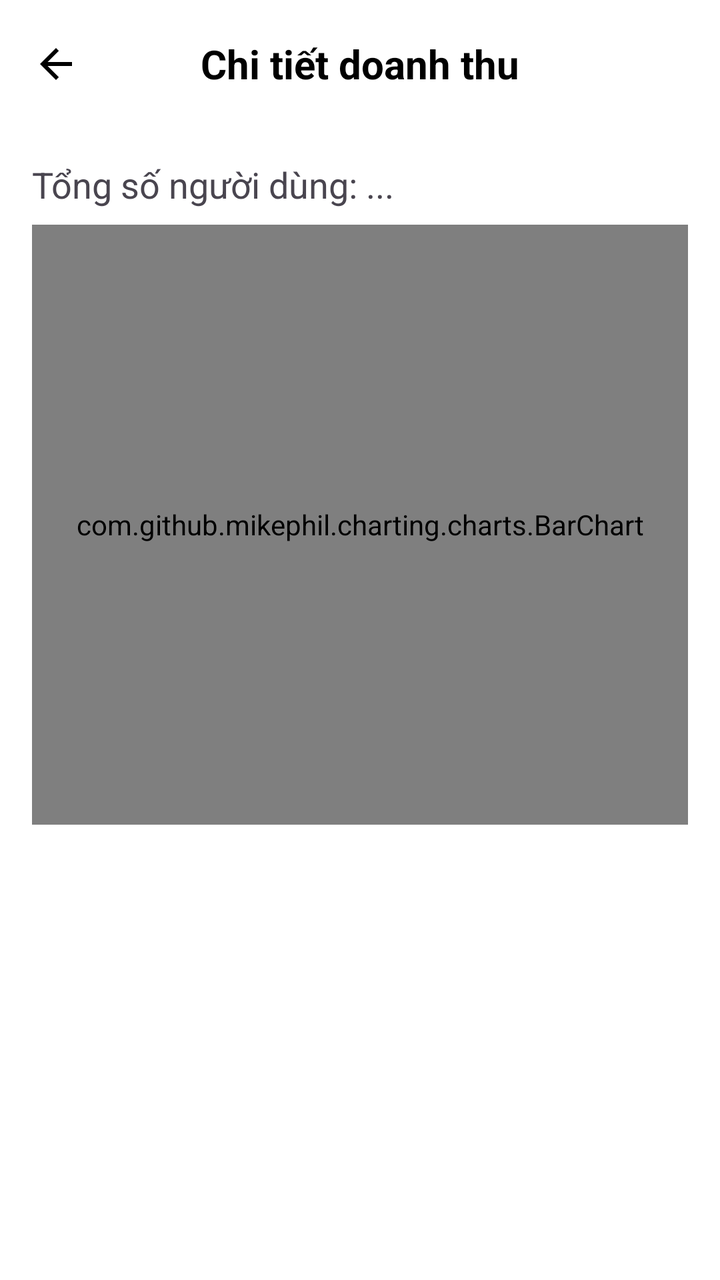
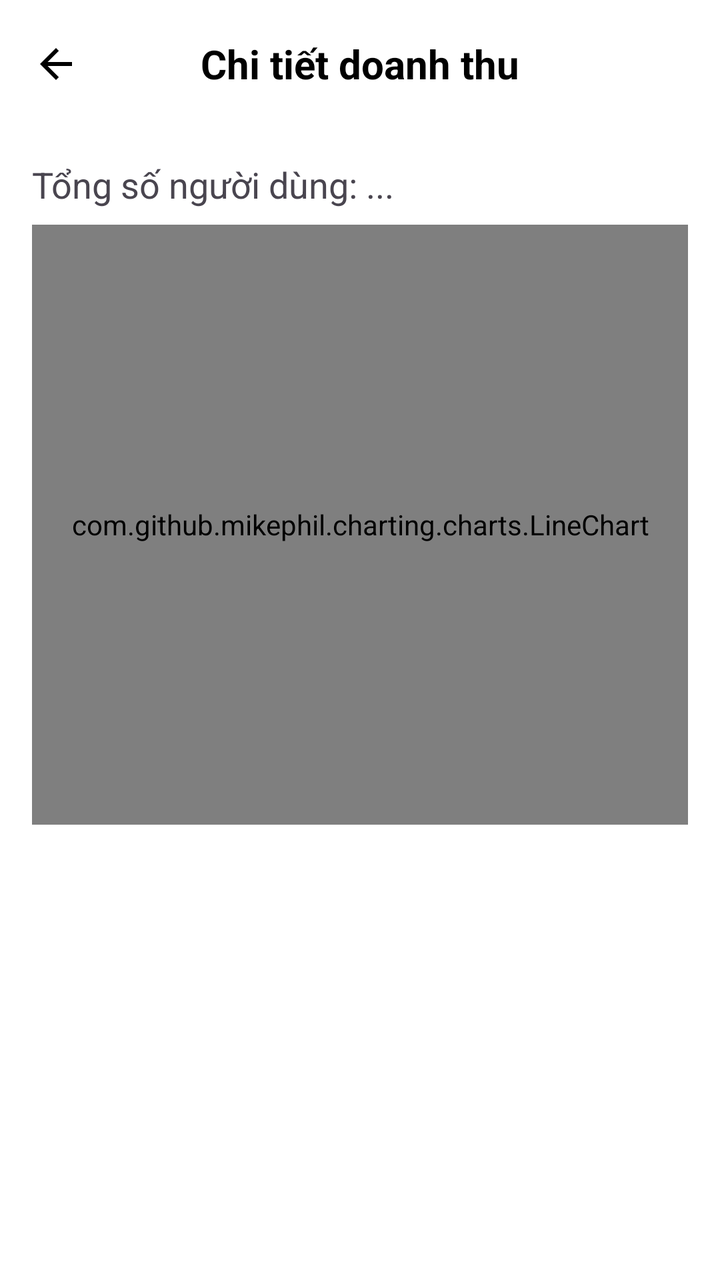

Before-and-after screenshots of an Android layout around one commit, followed by the original layout XML and the change that was made.
<!-- AndroidManifest.xml: application theme Theme.PRM392_Assignment_Food -->
<!-- res/layout/activity_admin_analytics.xml -->
<?xml version="1.0" encoding="utf-8"?>
<LinearLayout xmlns:android="http://schemas.android.com/apk/res/android"
    xmlns:app="http://schemas.android.com/apk/res-auto"
    android:layout_width="match_parent"
    android:layout_height="match_parent"
    android:orientation="vertical"
    android:background="@android:color/white">

    <com.google.android.material.appbar.AppBarLayout
        android:layout_width="match_parent"
        android:layout_height="wrap_content"
        android:background="@color/white"
        app:elevation="0dp">

        <androidx.appcompat.widget.Toolbar
            android:id="@+id/toolbar"
            android:layout_width="match_parent"
            android:layout_height="?attr/actionBarSize"
            app:navigationIcon="@drawable/ic_arrow_back">

            <TextView
                android:layout_width="wrap_content"
                android:layout_height="wrap_content"
                android:layout_gravity="center"
                android:text="Chi tiết doanh thu"
                android:textColor="@android:color/black"
                android:textSize="20sp"
                android:textStyle="bold" />
        </androidx.appcompat.widget.Toolbar>
    </com.google.android.material.appbar.AppBarLayout>

    <LinearLayout
        android:layout_width="match_parent"
        android:layout_height="match_parent"
        android:orientation="vertical"
        android:padding="16dp">

        <TextView
            android:id="@+id/tvTotalUsers"
            android:layout_width="wrap_content"
            android:layout_height="wrap_content"
            android:text="Tổng số người dùng: ..."
            android:textSize="18sp"
            android:layout_marginBottom="8dp"/>

        <com.github.mikephil.charting.charts.BarChart
            android:id="@+id/barChart"
            android:layout_width="match_parent"
            android:layout_height="300dp"/>
    </LinearLayout>

</LinearLayout>
<!-- resources referenced by this layout -->
<resources>
  <color name="white">#FFFFFF</color>
  <!-- drawable ic_arrow_back (drawable) -->
  <vector xmlns:android="http://schemas.android.com/apk/res/android"
      android:width="24dp"
      android:height="24dp"
      android:viewportWidth="24"
      android:viewportHeight="24">
      <path
          android:fillColor="#000000"
          android:pathData="M20,11H7.83l5.59,-5.59L12,4l-8,8 8,8 1.41,-1.41L7.83,13H20v-2z" />
  </vector>
  <style name="Theme.PRM392_Assignment_Food" parent="Base.Theme.PRM392_Assignment_Food" />
  <style name="Base.Theme.PRM392_Assignment_Food" parent="Theme.Material3.DayNight.NoActionBar">
          
          <item name="colorPrimary">@color/deep_orange</item>
          <item name="colorPrimaryVariant">@color/deep_orange</item>
          <item name="colorOnPrimary">@color/white</item>
          
          <item name="colorSecondary">@color/deep_orange</item>
          <item name="colorSecondaryVariant">@color/deep_orange</item>
          <item name="colorOnSecondary">@color/black</item>
          
          <item name="android:statusBarColor" tools:targetApi="l">?attr/colorPrimaryVariant</item>
          
      </style>
  <color name="deep_orange">#FF7622</color>
  <color name="black">#000000</color>
</resources>

<!-- the commit's change to res/layout/activity_admin_analytics.xml (unified diff, before → after) -->
@@ -43,8 +43,8 @@
             android:textSize="18sp"
             android:layout_marginBottom="8dp"/>
 
-        <com.github.mikephil.charting.charts.BarChart
-            android:id="@+id/barChart"
+        <com.github.mikephil.charting.charts.LineChart
+            android:id="@+id/lineChart"
             android:layout_width="match_parent"
             android:layout_height="300dp"/>
     </LinearLayout>
